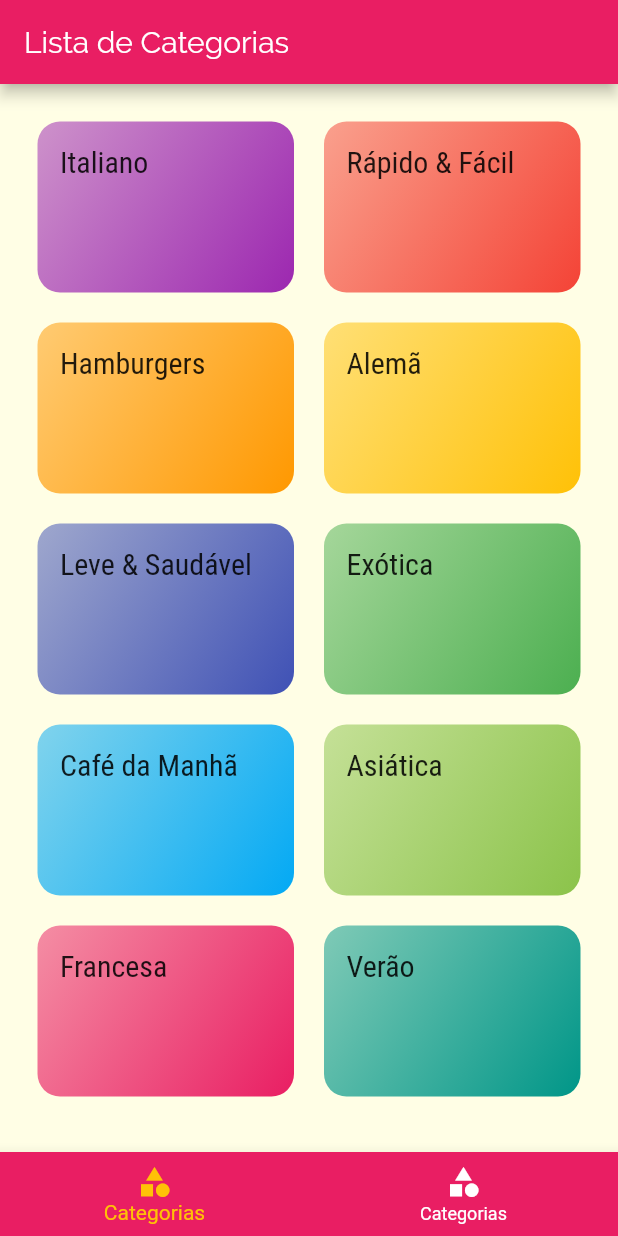
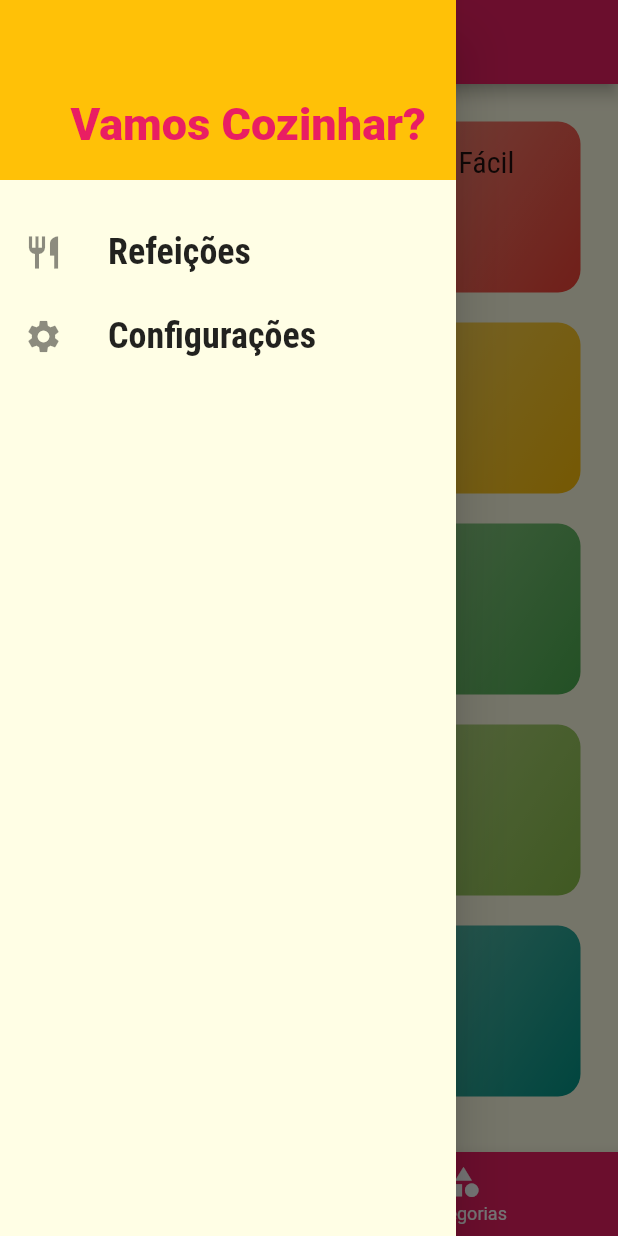
Before and after one commit to ramonmpacheco/youchef, a Flutter app: the screen it shows after launch, with the side drawer open (before the commit the screen has no drawer), on a phone screen of 412 x 824 dp. Run offline on Flutter 3.47's test engine with Material 2 defaults, Android fonts, the phone set to English and light mode, and no system bars.

Commit message:
add: MainDrawer

```diff
--- /dev/null
+++ b/lib/components/main_drawer.dart
@@ -0,0 +1,51 @@
+import 'package:flutter/material.dart';
+
+class MainDrawer extends StatelessWidget {
+  Widget _createItem(IconData icon, String label) {
+    return ListTile(
+      leading: Icon(
+        icon,
+        size: 26,
+      ),
+      title: Text(
+        label,
+        style: TextStyle(
+          fontFamily: 'RobotoCondensed',
+          fontSize: 24,
+          fontWeight: FontWeight.bold,
+        ),
+      ),
+      onTap: () {},
+    );
+  }
+
+  @override
+  Widget build(BuildContext context) {
+    return Drawer(
+      child: Column(
+        children: [
+          Container(
+            height: 120,
+            width: double.infinity,
+            padding: EdgeInsets.all(20),
+            color: Theme.of(context).accentColor,
+            alignment: Alignment.bottomRight,
+            child: Text(
+              'Vamos Cozinhar?',
+              style: TextStyle(
+                fontWeight: FontWeight.w900,
+                fontSize: 30,
+                color: Theme.of(context).primaryColor,
+              ),
+            ),
+          ),
+          SizedBox(
+            height: 20,
+          ),
+          _createItem(Icons.restaurant, 'Refeições'),
+          _createItem(Icons.settings, 'Configurações'),
+        ],
+      ),
+    );
+  }
+}
--- a/lib/screens/tabs_screen.dart
+++ b/lib/screens/tabs_screen.dart
@@ -1,4 +1,5 @@
 import 'package:flutter/material.dart';
+import 'package:youchef/components/main_drawer.dart';
 import 'package:youchef/screens/categories_screen.dart';
 import 'package:youchef/screens/favorite_screen.dart';
 
@@ -26,6 +27,7 @@
       appBar: AppBar(
         title: Text(_screens[_selectedScreenIndex]['title']),
       ),
+      drawer: MainDrawer(),
       body: _screens[_selectedScreenIndex]['screen'],
       bottomNavigationBar: BottomNavigationBar(
         onTap: _selectScreen,
```
